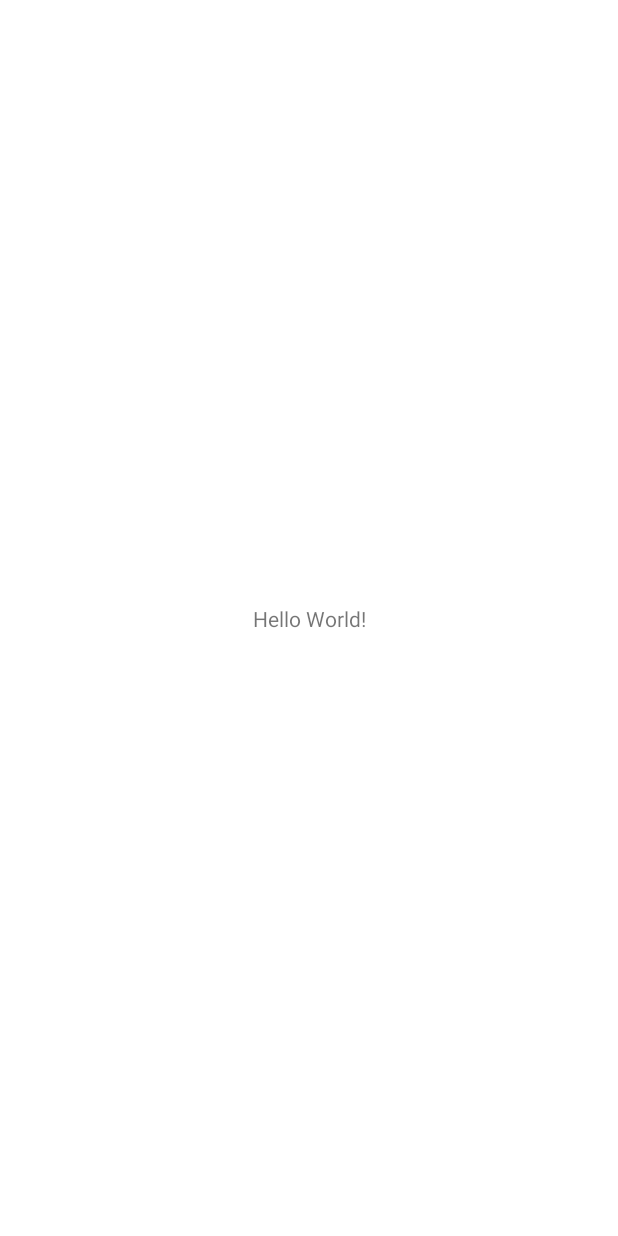
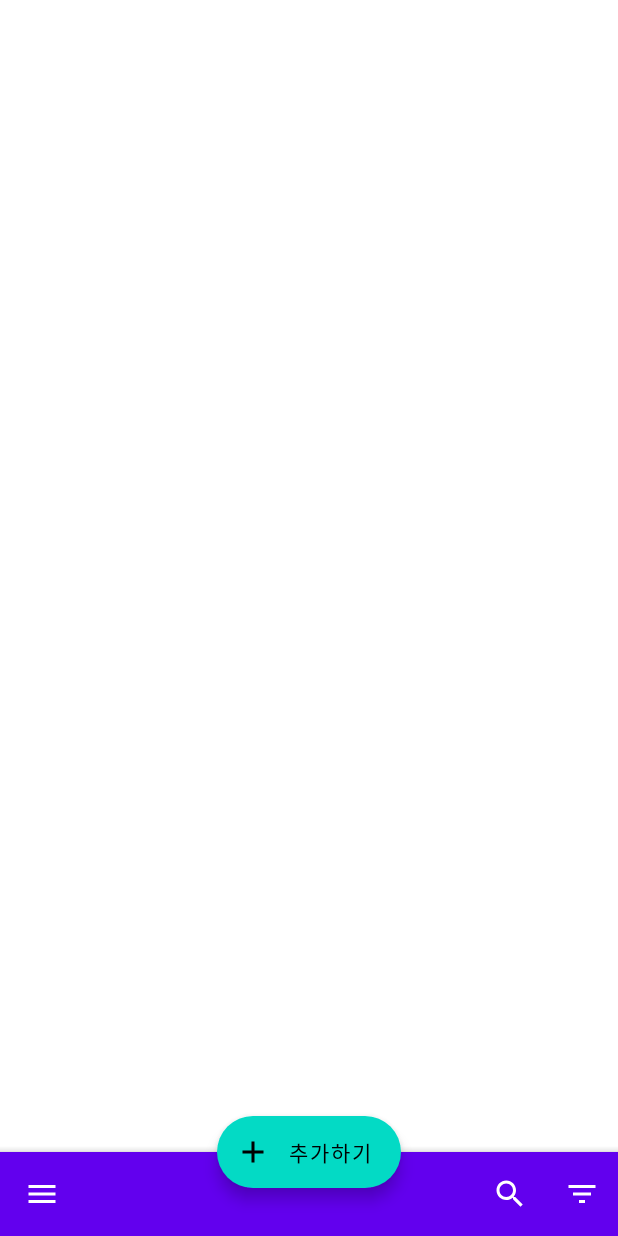
Before and after one commit to KeepIt-App/KeepIt-Android, an Android app: the screen it shows after launch (MainActivity), on a phone screen of 412 x 824 dp. Before the commit the screen is almost empty. Run offline under Robolectric (Android 15) with nearby library versions, the phone set to English and light mode, and no system bars.

```diff
--- a/app/src/main/java/com/haero_kim/pickmeup/MainActivity.kt
+++ b/app/src/main/java/com/haero_kim/pickmeup/MainActivity.kt
@@ -2,8 +2,12 @@ package com.haero_kim.pickmeup
 
 import androidx.appcompat.app.AppCompatActivity
 import android.os.Bundle
+import com.haero_kim.pickmeup.viewmodel.ItemViewModel
 
 class MainActivity : AppCompatActivity() {
+
+    private lateinit var itemViewModel: ItemViewModel
+
     override fun onCreate(savedInstanceState: Bundle?) {
         super.onCreate(savedInstanceState)
         setContentView(R.layout.activity_main)
--- a/app/src/main/java/com/haero_kim/pickmeup/data/ItemDao.kt
+++ b/app/src/main/java/com/haero_kim/pickmeup/data/ItemDao.kt
@@ -7,11 +7,11 @@ import androidx.room.*
 interface ItemDao {
 
     @Query("SELECT * FROM item ORDER BY id ASC")
-    fun getAll(): LiveData<List<Item>>
+    fun getAll(): LiveData<List<ItemEntity>>
 
     @Insert(onConflict = OnConflictStrategy.REPLACE)
-    fun insert(item: Item)
+    fun insert(itemEntity: ItemEntity)
 
     @Delete
-    fun delete(item: Item)
+    fun delete(itemEntity: ItemEntity)
 }
--- a/app/src/main/java/com/haero_kim/pickmeup/data/ItemDatabase.kt
+++ b/app/src/main/java/com/haero_kim/pickmeup/data/ItemDatabase.kt
@@ -6,7 +6,7 @@ import androidx.room.Room
 import androidx.room.RoomDatabase
 
 // Entity 정의 및 SQLite 버전 지정
-@Database(entities = [Item::class], version = 1)
+@Database(entities = [ItemEntity::class], version = 1)
 abstract class ItemDatabase : RoomDatabase() {
     abstract fun itemDao(): ItemDao
 
--- a/app/src/main/java/com/haero_kim/pickmeup/data/Item.kt
+++ b/app/src/main/java/com/haero_kim/pickmeup/data/ItemEntity.kt
@@ -1,20 +1,20 @@
 package com.haero_kim.pickmeup.data
 
-import android.graphics.Bitmap
 import androidx.room.ColumnInfo
 import androidx.room.Entity
 import androidx.room.PrimaryKey
 
 @Entity(tableName = "item")
-data class Item(
+data class ItemEntity(
     @PrimaryKey(autoGenerate = true)
     var id: Long?,
 
     @ColumnInfo(name = "name")
     var name: String,
 
+    // 사용할 때 Uri.parse() 를 통해 Uri 형태로 변환해야함
     @ColumnInfo(name = "image")
-    var image: Bitmap?,
+    var image: String?,
 
     @ColumnInfo(name = "price")
     var price: Long,
--- a/app/src/main/java/com/haero_kim/pickmeup/util/Util.kt
+++ b/app/src/main/java/com/haero_kim/pickmeup/util/Util.kt
@@ -1,6 +1,4 @@
 package com.haero_kim.pickmeup.util
-
-import android.util.Log
 
 class Util {
     companion object {
--- /dev/null
+++ b/app/src/main/res/drawable/ic_baseline_add_24.xml
@@ -0,0 +1,10 @@
+<vector xmlns:android="http://schemas.android.com/apk/res/android"
+    android:width="24dp"
+    android:height="24dp"
+    android:viewportWidth="24"
+    android:viewportHeight="24"
+    android:tint="?attr/colorControlNormal">
+  <path
+      android:fillColor="@android:color/white"
+      android:pathData="M19,13h-6v6h-2v-6H5v-2h6V5h2v6h6v2z"/>
+</vector>
--- /dev/null
+++ b/app/src/main/res/drawable/ic_baseline_filter_list_24.xml
@@ -0,0 +1,10 @@
+<vector xmlns:android="http://schemas.android.com/apk/res/android"
+    android:width="24dp"
+    android:height="24dp"
+    android:viewportWidth="24"
+    android:viewportHeight="24"
+    android:tint="?attr/colorControlNormal">
+  <path
+      android:fillColor="@android:color/white"
+      android:pathData="M10,18h4v-2h-4v2zM3,6v2h18L21,6L3,6zM6,13h12v-2L6,11v2z"/>
+</vector>
--- /dev/null
+++ b/app/src/main/res/drawable/ic_baseline_menu_24.xml
@@ -0,0 +1,10 @@
+<vector xmlns:android="http://schemas.android.com/apk/res/android"
+    android:width="24dp"
+    android:height="24dp"
+    android:viewportWidth="24"
+    android:viewportHeight="24"
+    android:tint="?attr/colorControlNormal">
+  <path
+      android:fillColor="@android:color/white"
+      android:pathData="M3,18h18v-2L3,16v2zM3,13h18v-2L3,11v2zM3,6v2h18L21,6L3,6z"/>
+</vector>
--- /dev/null
+++ b/app/src/main/res/drawable/ic_baseline_search_24.xml
@@ -0,0 +1,10 @@
+<vector xmlns:android="http://schemas.android.com/apk/res/android"
+    android:width="24dp"
+    android:height="24dp"
+    android:viewportWidth="24"
+    android:viewportHeight="24"
+    android:tint="?attr/colorControlNormal">
+  <path
+      android:fillColor="@android:color/white"
+      android:pathData="M15.5,14h-0.79l-0.28,-0.27C15.41,12.59 16,11.11 16,9.5 16,5.91 13.09,3 9.5,3S3,5.91 3,9.5 5.91,16 9.5,16c1.61,0 3.09,-0.59 4.23,-1.57l0.27,0.28v0.79l5,4.99L20.49,19l-4.99,-5zM9.5,14C7.01,14 5,11.99 5,9.5S7.01,5 9.5,5 14,7.01 14,9.5 11.99,14 9.5,14z"/>
+</vector>
--- a/app/src/main/res/layout/activity_main.xml
+++ b/app/src/main/res/layout/activity_main.xml
@@ -1,18 +1,36 @@
 <?xml version="1.0" encoding="utf-8"?>
-<androidx.constraintlayout.widget.ConstraintLayout xmlns:android="http://schemas.android.com/apk/res/android"
+<androidx.coordinatorlayout.widget.CoordinatorLayout xmlns:android="http://schemas.android.com/apk/res/android"
     xmlns:app="http://schemas.android.com/apk/res-auto"
     xmlns:tools="http://schemas.android.com/tools"
     android:layout_width="match_parent"
     android:layout_height="match_parent"
     tools:context=".MainActivity">
 
-    <TextView
+    <androidx.core.widget.NestedScrollView
+        android:layout_width="match_parent"
+        android:layout_height="match_parent"
+        android:clipToPadding="false"
+        android:paddingBottom="100dp">
+
+        <!-- RecyclerView -->
+
+    </androidx.core.widget.NestedScrollView>
+
+    <com.google.android.material.bottomappbar.BottomAppBar
+        android:id="@+id/bottomAppBar"
+        style="@style/Widget.MaterialComponents.BottomAppBar.Colored"
+        android:layout_width="match_parent"
+        android:layout_height="wrap_content"
+        android:layout_gravity="bottom"
+        app:hideOnScroll="true"
+        app:menu="@menu/bottom_app_bar"
+        app:navigationIcon="@drawable/ic_baseline_menu_24" />
+
+    <com.google.android.material.floatingactionbutton.ExtendedFloatingActionButton
         android:layout_width="wrap_content"
         android:layout_height="wrap_content"
-        android:text="Hello World!"
-        app:layout_constraintBottom_toBottomOf="parent"
-        app:layout_constraintLeft_toLeftOf="parent"
-        app:layout_constraintRight_toRightOf="parent"
-        app:layout_constraintTop_toTopOf="parent" />
+        android:text="@string/fab_string"
+        app:icon="@drawable/ic_baseline_add_24"
+        app:layout_anchor="@id/bottomAppBar" />
 
-</androidx.constraintlayout.widget.ConstraintLayout>
+</androidx.coordinatorlayout.widget.CoordinatorLayout>
--- /dev/null
+++ b/app/src/main/res/menu/bottom_app_bar.xml
@@ -0,0 +1,17 @@
+<?xml version="1.0" encoding="utf-8"?>
+<menu xmlns:android="http://schemas.android.com/apk/res/android"
+    xmlns:app="http://schemas.android.com/apk/res-auto">
+    <item
+        android:id="@+id/search"
+        android:contentDescription="@string/search"
+        android:icon="@drawable/ic_baseline_search_24"
+        android:title="@string/search"
+        app:showAsAction="ifRoom" />
+
+    <item
+        android:id="@+id/filter"
+        android:contentDescription="@string/filter"
+        android:icon="@drawable/ic_baseline_filter_list_24"
+        android:title="@string/filter"
+        app:showAsAction="always" />
+</menu>
--- a/app/src/main/res/values/strings.xml
+++ b/app/src/main/res/values/strings.xml
@@ -1,3 +1,6 @@
 <resources>
     <string name="app_name">PickMeUp</string>
+    <string name="fab_string">추가하기</string>
+    <string name="search">검색</string>
+    <string name="filter">필터</string>
 </resources>
```
Also changed, not shown: app/build.gradle (+14 -2 lines), app/src/main/java/com/haero_kim/pickmeup/data/ItemRepository.kt (+10 -10 lines), app/src/main/java/com/haero_kim/pickmeup/viewmodel/ItemViewModel.kt (+6 -6 lines).
